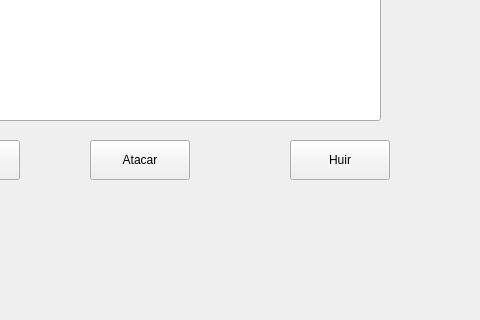
This is mainwindow.ui in alejandrolri/informatica_avanzada as Qt 5 draws it before an edit; both pictures show x 140 to 620 and y 90 to 410 of the 800 by 600 pixel window. The edited form follows.
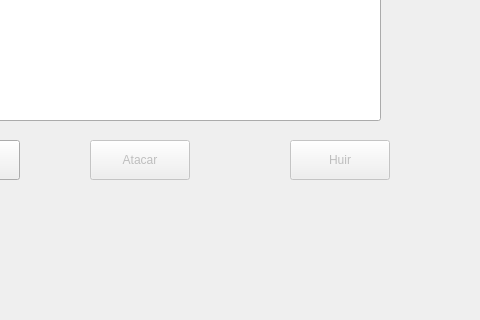
This is the edited form. Icons and pictures are not drawn.

What changed in the file:
```diff
--- a/mainwindow.ui
+++ b/mainwindow.ui
@@ -32,6 +32,9 @@
     </property>
    </widget>
    <widget class="QPushButton" name="Atacar">
+    <property name="enabled">
+     <bool>false</bool>
+    </property>
     <property name="geometry">
      <rect>
       <x>230</x>
@@ -45,6 +48,9 @@
     </property>
    </widget>
    <widget class="QPushButton" name="Huir">
+    <property name="enabled">
+     <bool>false</bool>
+    </property>
     <property name="geometry">
      <rect>
       <x>430</x>
@@ -71,9 +77,9 @@
     <property name="geometry">
      <rect>
       <x>60</x>
-      <y>350</y>
+      <y>320</y>
       <width>331</width>
-      <height>231</height>
+      <height>261</height>
      </rect>
     </property>
     <property name="text">
```
